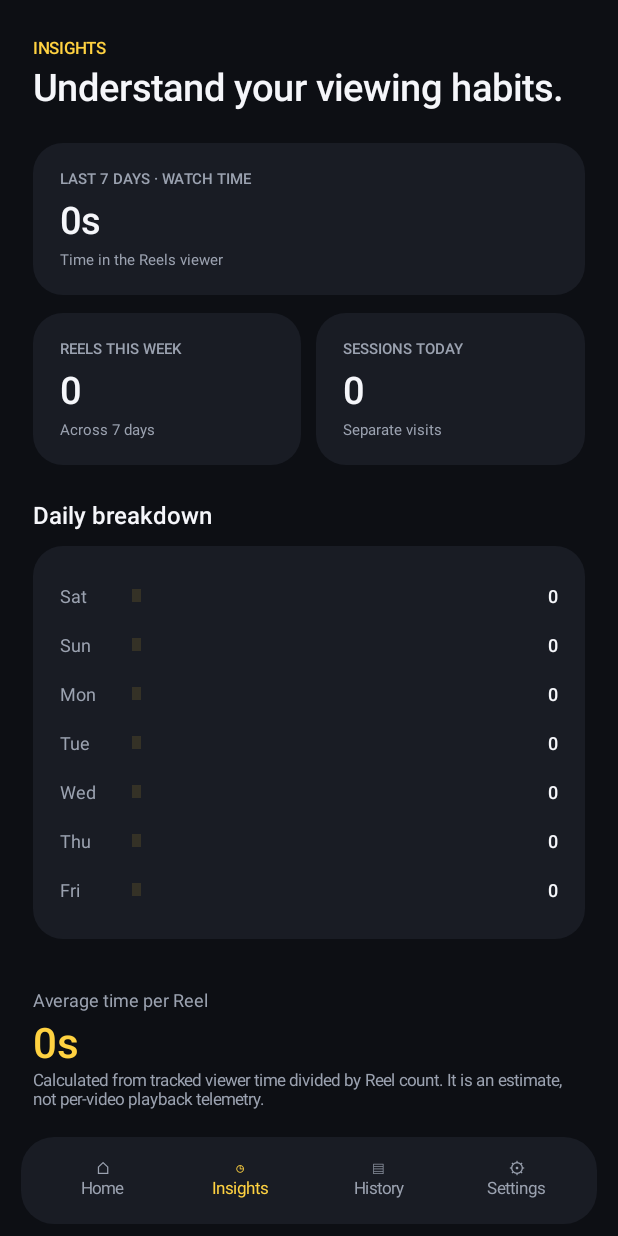
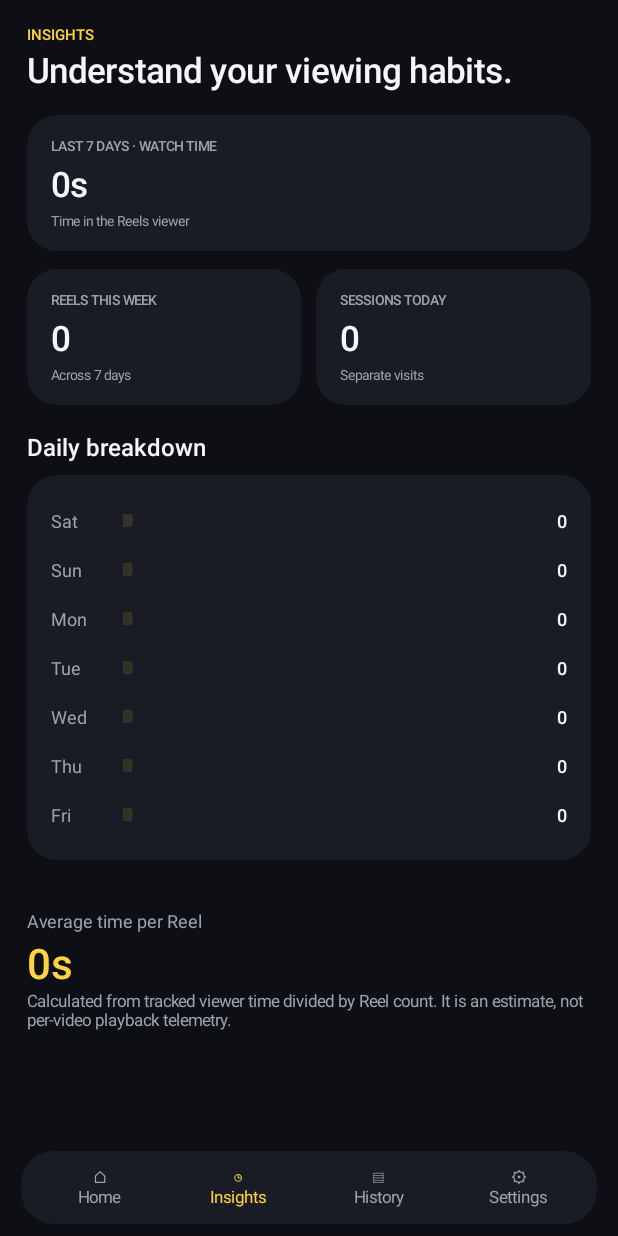
Before and after one commit to 23f2001612/ReelCounter, an Android app: the screen it shows after launch (MainActivity), after a tap on an icon or button, on a phone screen of 412 x 824 dp. Run offline under Robolectric (Android 15) with nearby library versions, the phone set to English and light mode, and no system bars; 1 other tap on this screen came first.

Commit message:
Make dashboard spacing responsive on phone screens

```diff
--- a/app/src/main/java/com/reelcounter/MainActivity.kt
+++ b/app/src/main/java/com/reelcounter/MainActivity.kt
@@ -63,13 +63,13 @@ class MainActivity : Activity() {
     private fun buildShell() {
         val root = LinearLayout(this).apply { orientation = LinearLayout.VERTICAL; setBackgroundColor(bg) }
         scroll = ScrollView(this).apply { isFillViewport = true; clipToPadding = false }
-        page = LinearLayout(this).apply { orientation = LinearLayout.VERTICAL; setPadding(dp(22), dp(24), dp(22), dp(24)) }
+        page = LinearLayout(this).apply { orientation = LinearLayout.VERTICAL; setPadding(dp(18), dp(16), dp(18), dp(20)) }
         scroll.addView(page)
         root.addView(scroll, LinearLayout.LayoutParams(-1, 0, 1f))
         nav = LinearLayout(this).apply {
             orientation = LinearLayout.HORIZONTAL
             gravity = Gravity.CENTER
-            setPadding(dp(8), dp(10), dp(8), dp(14))
+            setPadding(dp(6), dp(7), dp(6), dp(8))
             background = rounded(card, 22)
         }
         val navWrap = LinearLayout(this).apply { setPadding(dp(14), dp(8), dp(14), dp(8)); setBackgroundColor(bg) }
@@ -87,7 +87,7 @@ class MainActivity : Activity() {
             val item = TextView(this).apply {
                 text = when (tab) { "Home" -> "⌂\nHome"; "Insights" -> "◷\nInsights"; "History" -> "▤\nHistory"; else -> "⚙\nSettings" }
                 gravity = Gravity.CENTER
-                textSize = 11f
+                textSize = if (resources.configuration.screenWidthDp < 380) 10f else 11f
                 setTextColor(if (active) yellow else muted)
                 setPadding(dp(8), dp(3), dp(8), dp(3))
                 setOnClickListener { selectedTab = tab; renderTab() }
@@ -108,7 +108,7 @@ class MainActivity : Activity() {
         val tracking = StatsStore.isTrackingEnabled(this)
         val hero = cardLayout()
         hero.addView(label("TODAY'S REEL COUNT", muted, 11f))
-        hero.addView(big(StatsStore.todayCount(this).toString(), yellow, 54f))
+        hero.addView(big(StatsStore.todayCount(this).toString(), yellow, if (resources.configuration.screenWidthDp < 380) 46f else 50f))
         hero.addView(label("Reels watched today", muted, 13f))
         val row = LinearLayout(this).apply { orientation = LinearLayout.HORIZONTAL; gravity = Gravity.CENTER_VERTICAL }
         row.addView(dot(if (tracking) Color.rgb(76, 210, 139) else muted))
@@ -116,8 +116,15 @@ class MainActivity : Activity() {
         hero.addView(row)
         page.addView(hero)
         val stats = LinearLayout(this).apply { orientation = LinearLayout.HORIZONTAL }
-        stats.addView(metricCard("WATCH TIME", formatDuration(StatsStore.todayWatchSeconds(this)), "Today's Reels time"), LinearLayout.LayoutParams(0, -2, 1f))
-        stats.addView(metricCard("SESSIONS", StatsStore.todaySessions(this).toString(), "Times opened"), LinearLayout.LayoutParams(0, -2, 1f).apply { leftMargin = dp(10) })
+        val narrow = resources.configuration.screenWidthDp < 380
+        if (narrow) {
+            stats.orientation = LinearLayout.VERTICAL
+            stats.addView(metricCard("WATCH TIME", formatDuration(StatsStore.todayWatchSeconds(this)), "Today's Reels time"))
+            stats.addView(metricCard("SESSIONS", StatsStore.todaySessions(this).toString(), "Times opened"))
+        } else {
+            stats.addView(metricCard("WATCH TIME", formatDuration(StatsStore.todayWatchSeconds(this)), "Today's Reels time"), LinearLayout.LayoutParams(0, -2, 1f))
+            stats.addView(metricCard("SESSIONS", StatsStore.todaySessions(this).toString(), "Times opened"), LinearLayout.LayoutParams(0, -2, 1f).apply { leftMargin = dp(8) })
+        }
         page.addView(stats)
         page.addView(section("Daily goal"))
         val goal = StatsStore.dailyGoalMinutes(this)
@@ -150,7 +157,7 @@ class MainActivity : Activity() {
         page.addView(toggle)
         val access = actionButton("Accessibility permission", card) { startActivity(Intent(Settings.ACTION_ACCESSIBILITY_SETTINGS)) }
         page.addView(access)
-        page.addView(label("Time measures the Instagram Reels viewer being open, not verified attention or eye contact.", muted, 11f).apply { setPadding(dp(3), dp(12), dp(3), 0) })
+        page.addView(label("Time tracks while the Reels viewer is detected. It may briefly overcount during screen transitions.", muted, 10f).apply { setPadding(dp(3), dp(12), dp(3), 0) })
     }
 
     private fun insightsPage() {
@@ -242,25 +249,25 @@ class MainActivity : Activity() {
     }
 
     private fun header(title: String, subtitle: String) {
-        page.addView(label(title, yellow, 11f, true))
-        page.addView(big(subtitle, white, 25f).apply { setPadding(0, dp(5), 0, dp(22)) })
+        page.addView(label(title, yellow, 10f, true))
+        page.addView(big(subtitle, white, if (resources.configuration.screenWidthDp < 380) 21f else 23f).apply { setPadding(0, dp(4), 0, dp(16)) })
     }
 
     private fun section(text: String): TextView =
-        label(text, white, 16f, true).apply { setPadding(0, dp(22), 0, dp(10)) }
+        label(text, white, 16f, true).apply { setPadding(0, dp(17), 0, dp(8)) }
 
     private fun cardLayout(): LinearLayout = LinearLayout(this).apply {
         orientation = LinearLayout.VERTICAL
-        setPadding(dp(18), dp(17), dp(18), dp(17))
+        setPadding(dp(16), dp(14), dp(16), dp(14))
         background = rounded(card, 20)
         layoutParams = LinearLayout.LayoutParams(-1, -2).apply { bottomMargin = dp(12) }
     }
 
     private fun metricCard(title: String, value: String, foot: String): LinearLayout {
         val box = cardLayout()
-        box.addView(label(title, muted, 10f, true))
-        box.addView(big(value, white, 25f).apply { setPadding(0, dp(7), 0, dp(4)) })
-        box.addView(label(foot, muted, 10f))
+        box.addView(label(title, muted, 9f, true))
+        box.addView(big(value, white, 23f).apply { setPadding(0, dp(7), 0, dp(4)) })
+        box.addView(label(foot, muted, 9f))
         return box
     }
 
```
